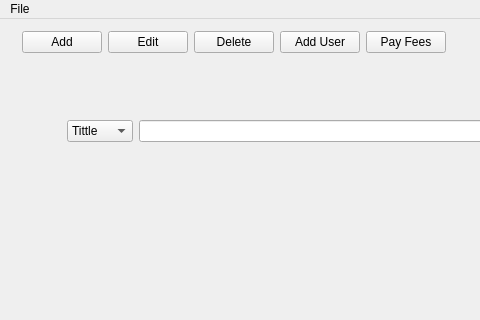
This is mainwindow.ui in zoedmora/Library as Qt 5 draws it before an edit; both pictures show x 0 to 480 and y 0 to 320 of the 661 by 526 pixel window. The edited form follows.
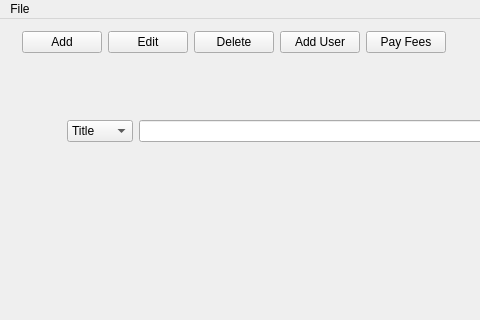
This is the edited form.

Patch:
```diff
--- a/mainwindow.ui
+++ b/mainwindow.ui
@@ -194,9 +194,12 @@
            </property>
            <item>
             <widget class="QComboBox" name="searchComboBox">
+             <property name="currentText">
+              <string>Title</string>
+             </property>
              <item>
               <property name="text">
-               <string>Tittle</string>
+               <string>Title</string>
               </property>
              </item>
              <item>
```
Left out of the diff: 2 changed lines with no effect on the pictures.
